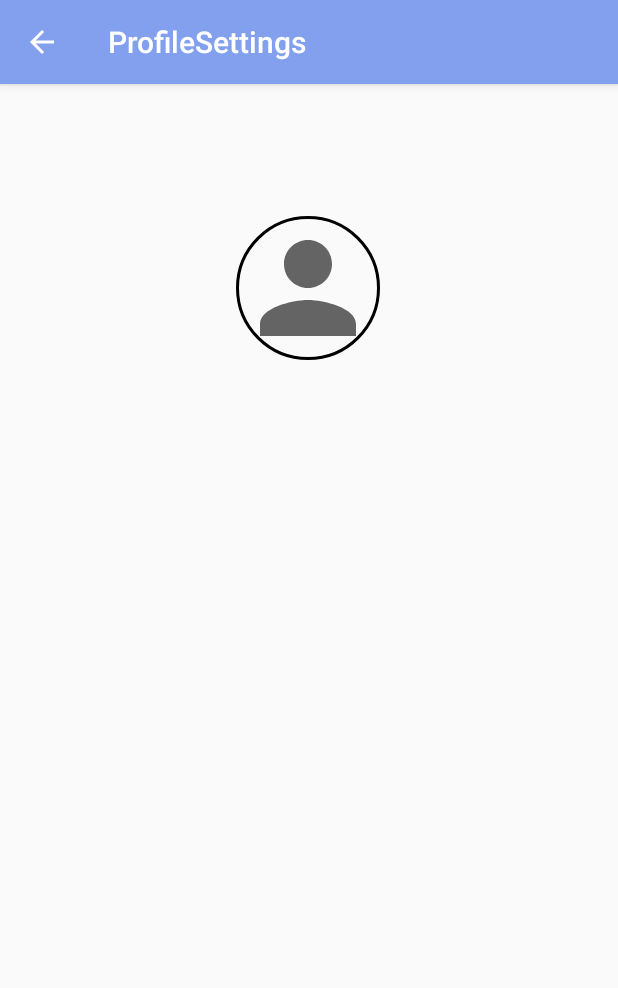
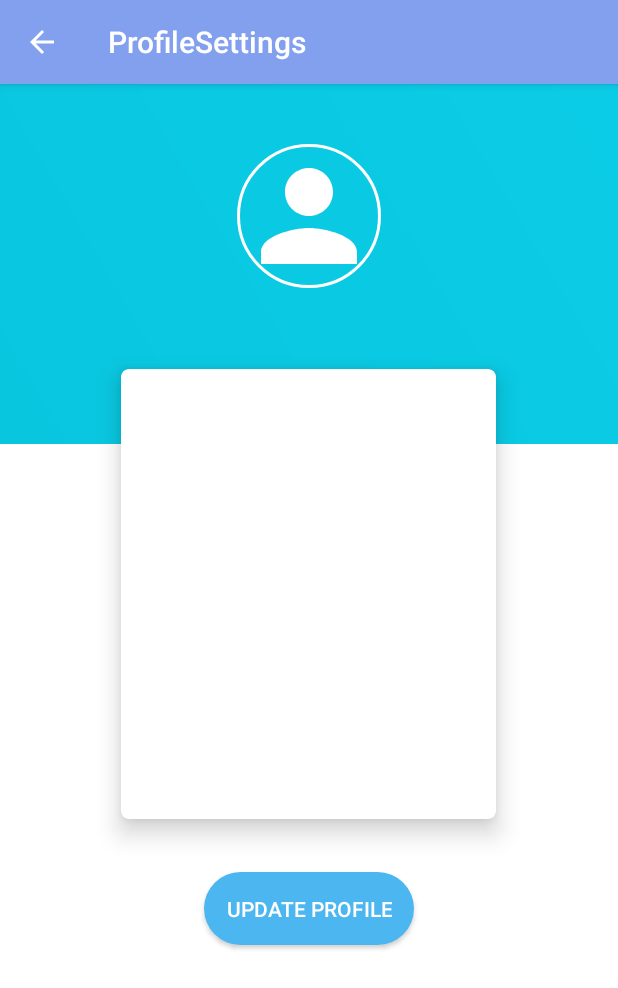
Before and after one commit to wangfeiii/OrbitalOMPM, an Android app: the ProfileSettings screen opened directly, with no data from a screen before it, on a phone screen of 412 x 824 dp. Shown: the top 988 px of the screen. Run offline under Robolectric (Android 15) with nearby library versions, the phone set to English and light mode, and no system bars; our stand-ins replace CircleImageView, Firebase (no records; nobody signed in at launch, a user with empty details on screens opened directly), Picasso.

Commit message:
Updated Look of Profile Settings

```diff
--- a/OMPM/app/src/main/java/com/example/OMPM/ExpenditureInput.java
+++ b/OMPM/app/src/main/java/com/example/OMPM/ExpenditureInput.java
@@ -120,11 +120,8 @@ public class ExpenditureInput extends AppCompatActivity implements AdapterView.O
             int iMonth = cal.get(Calendar.MONTH);
 
             myCalendar.set(Calendar.YEAR, Integer.parseInt(tsDate.substring(7)));
-            Log.d(TAG, tsDate.substring(7));
             myCalendar.set(Calendar.MONTH, iMonth);
-            Log.d(TAG, Integer.toString(iMonth));
             myCalendar.set(Calendar.DAY_OF_MONTH,Integer.parseInt(tsDate.substring(0,2)));
-            Log.d(TAG, tsDate.substring(0,2));
             try {
                 updateLabel(myCalendar);
             } catch (ParseException e) {
--- a/OMPM/app/src/main/java/com/example/OMPM/ProfileSettings.java
+++ b/OMPM/app/src/main/java/com/example/OMPM/ProfileSettings.java
@@ -16,6 +16,8 @@ import android.provider.MediaStore;
 import android.renderscript.Sampler;
 import android.util.Log;
 import android.view.View;
+import android.widget.Button;
+import android.widget.EditText;
 import android.widget.Toast;
 
 import com.google.android.gms.tasks.Continuation;
@@ -57,6 +59,8 @@ public class ProfileSettings extends AppCompatActivity {
     private Uri photoUrl;
 
     private CircleImageView profilePicture;
+    private EditText eName;
+    private Button bUpdateProfile;
 
     private static final int IMAGE_REQUEST = 1;
     private Uri imageUri;
@@ -76,15 +80,36 @@ public class ProfileSettings extends AppCompatActivity {
         }
 
         profilePicture = findViewById(R.id.profile_image);
+        eName = findViewById(R.id.profile_name);
+        bUpdateProfile = findViewById(R.id.update_profile);
+
+        if(name != null){
+            eName.setText(name);
+        }
 
         if (photoUrl != null){
-            Log.d(TAG, photoUrl.toString());
             updateImage(photoUrl);
         }
         profilePicture.setOnClickListener(new View.OnClickListener() {
             @Override
             public void onClick(View v) {
                 openImage();
+            }
+        });
+        bUpdateProfile.setOnClickListener(new View.OnClickListener() {
+            @Override
+            public void onClick(View v) {
+                String profileName = eName.getText().toString();
+                UserProfileChangeRequest profileUpdates = new UserProfileChangeRequest.Builder().setDisplayName(profileName).build();
+                user.updateProfile(profileUpdates).addOnCompleteListener(new OnCompleteListener<Void>() {
+                    @Override
+                    public void onComplete(@NonNull Task<Void> task) {
+                        if (task.isSuccessful()){
+                            Log.d(TAG, "User profile Updated");
+                        }
+                    }
+                });
+
             }
         });
 
@@ -102,7 +127,7 @@ public class ProfileSettings extends AppCompatActivity {
 
     private void updateImage(Uri uri){
         Picasso.get().load(uri).into(profilePicture);
-        Log.d(TAG, "Profile Picture Updated");
+        Log.d(TAG, "Profile Picture Loaded");
     }
 
     private void openImage(){
@@ -144,7 +169,7 @@ public class ProfileSettings extends AppCompatActivity {
                                 @Override
                                 public void onComplete(@NonNull Task<Void> task) {
                                   if (task.isSuccessful()){
-                                      Log.d(TAG, "User profile Updated");
+                                      Log.d(TAG, "Profile Picture Updated");
                                       updateImage(downloadUri);
                                   }
                                 }
--- /dev/null
+++ b/OMPM/app/src/main/res/drawable/bluegradientbackground.xml
@@ -0,0 +1,8 @@
+<?xml version="1.0" encoding="utf-8"?>
+<shape xmlns:android="http://schemas.android.com/apk/res/android">
+    <gradient android:angle="45"
+        android:startColor="@color/startBlue"
+        android:endColor="@color/endBlue"
+        />
+
+</shape>
--- a/OMPM/app/src/main/res/drawable/profile.xml
+++ b/OMPM/app/src/main/res/drawable/profile.xml
@@ -1,10 +1,5 @@
-<vector xmlns:android="http://schemas.android.com/apk/res/android"
-    android:width="24dp"
-    android:height="24dp"
-    android:viewportWidth="24"
-    android:viewportHeight="24"
-    android:tint="?attr/colorControlNormal">
-  <path
-      android:fillColor="@android:color/white"
-      android:pathData="M12,12c2.21,0 4,-1.79 4,-4s-1.79,-4 -4,-4 -4,1.79 -4,4 1.79,4 4,4zM12,14c-2.67,0 -8,1.34 -8,4v2h16v-2c0,-2.66 -5.33,-4 -8,-4z"/>
+<vector android:height="24dp" android:tint="#FFFFFF"
+    android:viewportHeight="24" android:viewportWidth="24"
+    android:width="24dp" xmlns:android="http://schemas.android.com/apk/res/android">
+    <path android:fillColor="@android:color/white" android:pathData="M12,12c2.21,0 4,-1.79 4,-4s-1.79,-4 -4,-4 -4,1.79 -4,4 1.79,4 4,4zM12,14c-2.67,0 -8,1.34 -8,4v2h16v-2c0,-2.66 -5.33,-4 -8,-4z"/>
 </vector>
--- /dev/null
+++ b/OMPM/app/src/main/res/drawable/profilebuttonstyle.xml
@@ -0,0 +1,9 @@
+<?xml version="1.0" encoding="utf-8"?>
+<shape xmlns:android="http://schemas.android.com/apk/res/android">
+    <solid android:color="#4bb6ef" />
+    <padding android:top="15dp"
+        android:left="15dp"
+        android:right="15dp"
+        android:bottom="15dp" />
+    <corners android:radius="45dp" />
+</shape>
--- a/OMPM/app/src/main/res/layout/activity_profile_settings.xml
+++ b/OMPM/app/src/main/res/layout/activity_profile_settings.xml
@@ -1,22 +1,75 @@
 <?xml version="1.0" encoding="utf-8"?>
-<androidx.constraintlayout.widget.ConstraintLayout xmlns:android="http://schemas.android.com/apk/res/android"
+<LinearLayout xmlns:android="http://schemas.android.com/apk/res/android"
     xmlns:app="http://schemas.android.com/apk/res-auto"
     xmlns:tools="http://schemas.android.com/tools"
     android:layout_width="match_parent"
     android:layout_height="match_parent"
-    tools:context=".ProfileSettings">
+    tools:context=".ProfileSettings"
+    android:background="#fff"
+    android:orientation="vertical">
 
-    <de.hdodenhof.circleimageview.CircleImageView
-        android:id="@+id/profile_image"
-        android:layout_width="96dp"
-        android:layout_height="96dp"
-        android:layout_marginTop="88dp"
-        android:src="@drawable/profile"
-        app:civ_border_color="#FF000000"
-        app:civ_border_width="2dp"
-        app:layout_constraintEnd_toEndOf="parent"
-        app:layout_constraintHorizontal_bias="0.498"
-        app:layout_constraintStart_toStartOf="parent"
-        app:layout_constraintTop_toTopOf="parent" />
+    <RelativeLayout
+        android:layout_width="match_parent"
+        android:layout_height="wrap_content">
 
-</androidx.constraintlayout.widget.ConstraintLayout>
+        <LinearLayout
+            android:layout_width="match_parent"
+            android:layout_height="240sp"
+            android:background="@drawable/bluegradientbackground"
+            android:orientation="vertical">
+
+            <de.hdodenhof.circleimageview.CircleImageView
+                android:id="@+id/profile_image"
+                android:layout_width="96dp"
+                android:layout_height="96dp"
+                android:layout_gravity="center_horizontal"
+                android:layout_marginTop="40dp"
+                android:src="@drawable/profile"
+                app:civ_border_color="#fff"
+                app:civ_border_width="2dp" />
+
+            <EditText
+                android:id="@+id/profile_name"
+                android:layout_width="wrap_content"
+                android:layout_height="wrap_content"
+                android:layout_gravity="center_horizontal"
+                android:layout_marginTop="10dp"
+                android:background="@android:color/transparent"
+                android:inputType="text"
+                android:text="@string/name"
+                android:textColor="#fff"
+                android:textSize="21sp"
+                android:textStyle="bold" />
+
+        </LinearLayout>
+        <LinearLayout
+            android:layout_width="match_parent"
+            android:layout_height="match_parent"
+            android:orientation="vertical">
+
+            <androidx.cardview.widget.CardView
+                android:layout_width="250dp"
+                android:layout_height="300dp"
+                android:layout_gravity="center_horizontal"
+                android:layout_marginTop="190dp"
+                android:elevation="8dp"
+                app:cardBackgroundColor="#fff"
+                app:cardCornerRadius="5dp"
+                app:cardElevation="10dp">
+
+            </androidx.cardview.widget.CardView>
+
+            <Button
+                android:id="@+id/update_profile"
+                android:textColor="#fff"
+                android:background="@drawable/profilebuttonstyle"
+                android:layout_marginTop="35dp"
+                android:layout_width="wrap_content"
+                android:layout_height="wrap_content"
+                android:text="@string/update_profile"
+                android:layout_gravity="center_horizontal"
+                />
+        </LinearLayout>
+    </RelativeLayout>
+
+</LinearLayout>
--- a/OMPM/app/src/main/res/values/colors.xml
+++ b/OMPM/app/src/main/res/values/colors.xml
@@ -3,4 +3,7 @@
     <color name="colorPrimary">#82A0ED</color>
     <color name="colorPrimaryDark">#5485D1</color>
     <color name="colorAccent">#03DAC5</color>
+    <color name="grayLight">#DCDCDC</color>
+    <color name="startBlue">#09c6df</color>
+    <color name="endBlue">#0bcce6</color>
 </resources>
--- a/OMPM/app/src/main/res/values/strings.xml
+++ b/OMPM/app/src/main/res/values/strings.xml
@@ -46,6 +46,8 @@
     <string name="pickdate">Click the calendar to choose a date!</string>
     <string name="button_confirm">Confirm</string>
     <string name="no_recorded_expenditures">You have not recorded any expenditures this month!</string>
+    <string name="name">Name</string>
+    <string name="update_profile">Update Profile</string>
 
     <string-array name="expenditure_choice_array">
         <item>Food</item>
```
